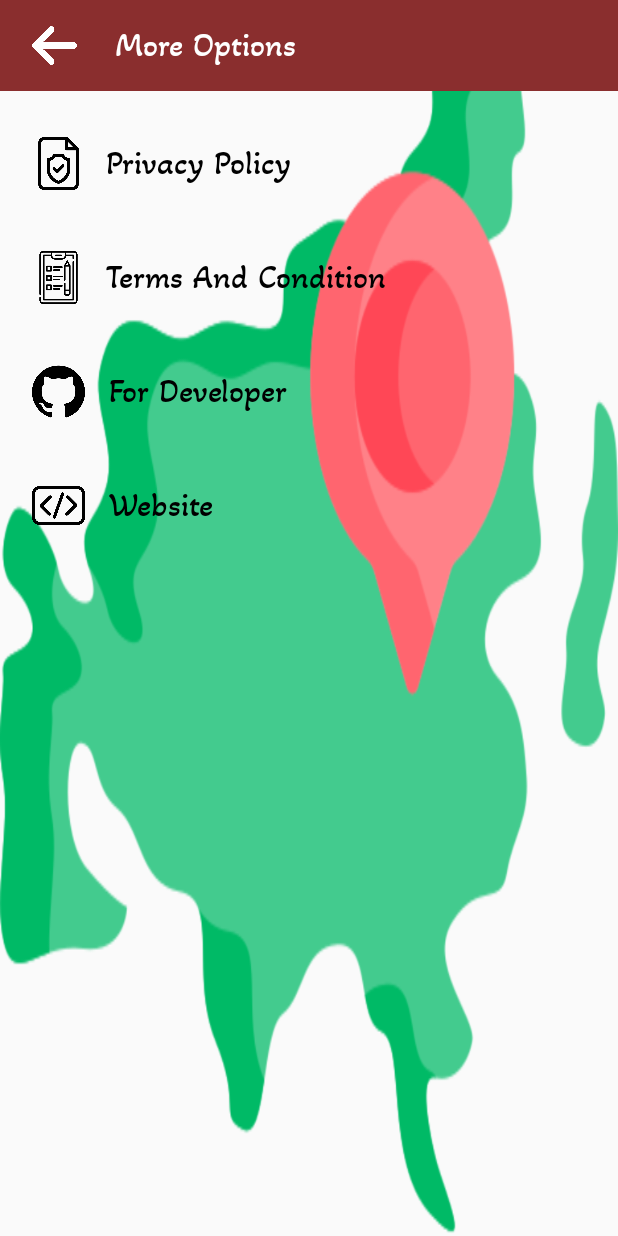
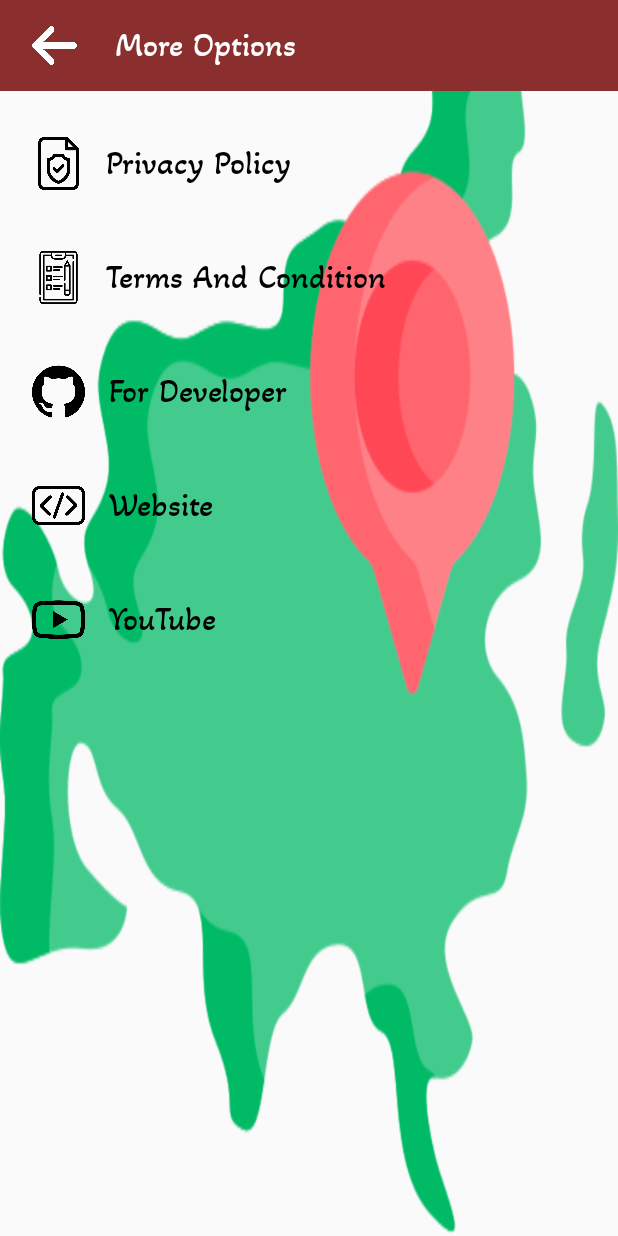
Before and after one commit to arnoldvaz27/CountriesOfAsia, an Android app: the MoreMenu screen opened directly, with no data from a screen before it, on a phone screen of 412 x 824 dp. Run offline under Robolectric (Android 15) with nearby library versions, the phone set to English and light mode, and no system bars; network calls fail.

Commit message:
More options added

```diff
--- a/app/src/main/AndroidManifest.xml
+++ b/app/src/main/AndroidManifest.xml
@@ -18,8 +18,7 @@
         <activity
             android:name=".Activity.MoreMenu"
             android:exported="true" />
-        <activity android:name=".Activity.SplashScreen"
-            android:exported="false">
+        <activity android:name=".Activity.SplashScreen">
             <intent-filter>
                 <action android:name="android.intent.action.MAIN" />
 
@@ -28,5 +27,4 @@
         </activity>
         <activity android:name=".Activity.MainActivity" />
     </application>
-
 </manifest>
--- a/app/src/main/java/com/arnold/countriesofasia/Activity/MainActivity.java
+++ b/app/src/main/java/com/arnold/countriesofasia/Activity/MainActivity.java
@@ -169,12 +169,7 @@ public class MainActivity extends AppCompatActivity implements CountryListeners
         //imageview with click listener, which will delete the data after the user clicks on this view
         imageView.setOnClickListener(v -> DeletingData());
 
-        imageView1.setOnClickListener(new View.OnClickListener() {
-            @Override
-            public void onClick(View v) {
-                startActivity(new Intent(getApplicationContext(),MoreMenu.class));
-            }
-        });
+        imageView1.setOnClickListener(v -> startActivity(new Intent(getApplicationContext(),MoreMenu.class)));
         //imageview with click listener, which will reload the whole activity without any animation.
         findViewById(R.id.refresh).setOnClickListener(v -> {
             Intent i = new Intent(MainActivity.this, MainActivity.class);
--- a/app/src/main/java/com/arnold/countriesofasia/Activity/MoreMenu.java
+++ b/app/src/main/java/com/arnold/countriesofasia/Activity/MoreMenu.java
@@ -17,36 +17,12 @@ public class MoreMenu extends AppCompatActivity {
         getWindow().setStatusBarColor(getResources().getColor(R.color.holo_red));
         setContentView(R.layout.more_menu);
 
-        findViewById(R.id.back).setOnClickListener(new View.OnClickListener() {
-            @Override
-            public void onClick(View v) {
-                finish();
-            }
-        });
+        findViewById(R.id.back).setOnClickListener(v -> finish());
 
-        findViewById(R.id.privacy).setOnClickListener(new View.OnClickListener() {
-            @Override
-            public void onClick(View v) {
-                startActivity(new Intent(Intent.ACTION_VIEW, Uri.parse("https://programmingdrive.blogspot.com/2021/08/Privacy%20Policy%20-%20Countries%20Of%20Asia.html")));
-            }
-        });
-        findViewById(R.id.terms).setOnClickListener(new View.OnClickListener() {
-            @Override
-            public void onClick(View v) {
-                startActivity(new Intent(Intent.ACTION_VIEW, Uri.parse("https://programmingdrive.blogspot.com/2021/08/terms-and-condition-for-countries-of.html")));
-            }
-        });
-        findViewById(R.id.developer).setOnClickListener(new View.OnClickListener() {
-            @Override
-            public void onClick(View v) {
-                startActivity(new Intent(Intent.ACTION_VIEW, Uri.parse("https://github.com/arnoldvaz27")));
-            }
-        });
-        findViewById(R.id.website).setOnClickListener(new View.OnClickListener() {
-            @Override
-            public void onClick(View v) {
-                startActivity(new Intent(Intent.ACTION_VIEW, Uri.parse("https://programmingdrive.blogspot.com/")));
-            }
-        });
+        findViewById(R.id.privacy).setOnClickListener(v -> startActivity(new Intent(Intent.ACTION_VIEW, Uri.parse("https://programmingdrive.blogspot.com/2021/08/Privacy%20Policy%20-%20Countries%20Of%20Asia.html"))));
+        findViewById(R.id.terms).setOnClickListener(v -> startActivity(new Intent(Intent.ACTION_VIEW, Uri.parse("https://programmingdrive.blogspot.com/2021/08/terms-and-condition-for-countries-of.html"))));
+        findViewById(R.id.developer).setOnClickListener(v -> startActivity(new Intent(Intent.ACTION_VIEW, Uri.parse("https://github.com/arnoldvaz27/CountriesOfAsia"))));
+        findViewById(R.id.website).setOnClickListener(v -> startActivity(new Intent(Intent.ACTION_VIEW, Uri.parse("https://linktr.ee/arnoldvaz"))));
+        findViewById(R.id.youtube).setOnClickListener(v -> startActivity(new Intent(Intent.ACTION_VIEW, Uri.parse("https://youtu.be/VvjG3GofHZk"))));
     }
 }
--- a/app/src/main/res/layout/more_menu.xml
+++ b/app/src/main/res/layout/more_menu.xml
@@ -166,6 +166,37 @@
             android:textSize="22sp" />
 
     </LinearLayout>
+    <LinearLayout
+        android:id="@+id/youtube"
+        android:layout_width="match_parent"
+        android:layout_height="wrap_content"
+        android:gravity="center_vertical"
+        android:orientation="horizontal"
+        android:layout_marginTop="10dp"
+        android:padding="15dp"
+        android:weightSum="2"
+        tools:ignore="UseCompoundDrawables">
+
+        <ImageView
+            android:layout_width="35dp"
+            android:layout_height="35dp"
+            android:src="@drawable/youtube"
+            android:layout_marginStart="6dp"
+            android:layout_marginEnd="16dp"
+            app:tint="@color/black"
+            android:contentDescription="@string/moreMenu" />
+
+        <TextView
+            android:layout_width="0dp"
+            android:layout_height="wrap_content"
+            android:layout_weight="2"
+            android:includeFontPadding="false"
+            android:text="@string/youtube"
+            android:fontFamily="@font/regular"
+            android:textColor="@color/black"
+            android:textSize="22sp" />
+
+    </LinearLayout>
 
 
 </LinearLayout>
--- a/app/src/main/res/values/strings.xml
+++ b/app/src/main/res/values/strings.xml
@@ -12,4 +12,5 @@
     <string name="terms_and_condition">Terms And Condition</string>
     <string name="for_developer">For Developer</string>
     <string name="website">Website</string>
+    <string name="youtube">YouTube</string>
 </resources>
```
Also changed, not shown: app/src/main/res/drawable/youtube.png (added), app/src/main/res/layout/activity_main.xml (indentation only).
